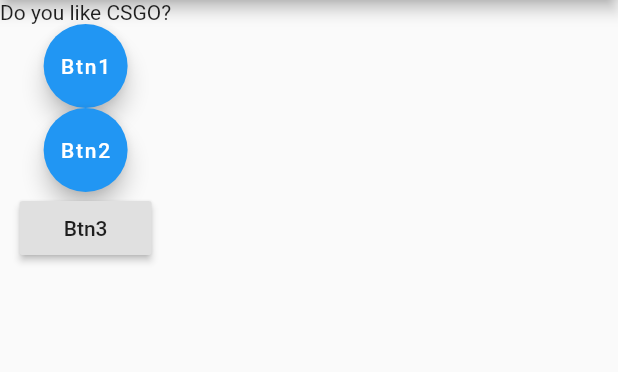
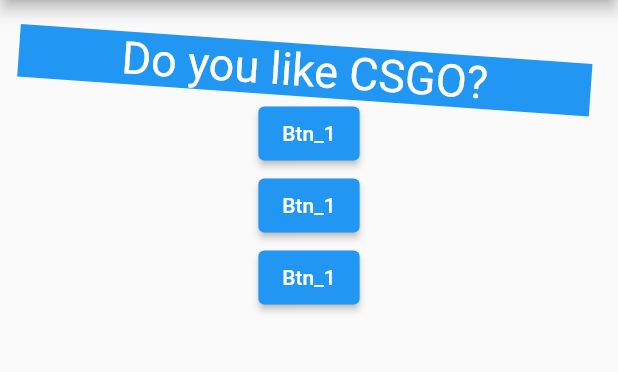
Before and after one commit to SourabhSuman007/FlutterBasic, a Flutter app: the screen it shows after launch, on a phone screen of 412 x 824 dp, the part 84-456 px from its top. Run offline on Flutter 3.47's test engine with Material 2 defaults, Android fonts, the phone set to English and light mode, and no system bars; missing offline and left inert: dart:ffi.

Commit message:
Added Answer.dart; used callback

```diff
--- /dev/null
+++ b/lib/answer.dart
@@ -0,0 +1,15 @@
+import 'package:flutter/material.dart';
+
+class Answer extends StatelessWidget {
+  final Function stateChanger;
+  Answer(this.stateChanger);
+  @override
+  Widget build(BuildContext context) {
+    return Container(
+      child: ElevatedButton(
+        child: Text('Btn_1'),
+        onPressed: stateChanger,
+      ),
+    );
+  }
+}
--- a/lib/main.dart
+++ b/lib/main.dart
@@ -1,6 +1,7 @@
 import 'package:flutter/material.dart';
 
 import './question.dart';
+import './answer.dart';
 
 void main() => runApp(MyApp());
 
@@ -14,8 +15,10 @@ class MyApp extends StatefulWidget {
 
 //void ts() => print("qwerty");
 class _MyAppState extends State<MyApp> {
+
   var _qIndex = 0;
-  void ansQ() {
+
+  void _ansQ() {
     setState(() {
       _qIndex = _qIndex + 1;
     });
@@ -39,24 +42,9 @@ class _MyAppState extends State<MyApp> {
           children: [
             //list
             Question(questions[_qIndex]),
-            FloatingActionButton(
-              child: Text('Btn1'),
-              onPressed: ansQ,
-            ),
-            FloatingActionButton(
-              child: Text('Btn2'),
-              onPressed: () {
-                //dsd
-                print('Btn2 pressed.');
-              },
-            ),
-            // ignore: deprecated_member_use
-            RaisedButton(
-              child: Text('Btn3'),
-              onPressed: () => {
-                print('Btn3 pressed.'),
-              },
-            ),
+            Answer(_ansQ),//callbacks
+            Answer(_ansQ),
+            Answer(_ansQ),
           ],
         ),
       ),
--- a/lib/question.dart
+++ b/lib/question.dart
@@ -1,3 +1,5 @@
+import 'dart:ffi';
+
 import 'package:flutter/material.dart';
 
 class Question extends StatelessWidget {
@@ -5,6 +7,19 @@ class Question extends StatelessWidget {
   Question(this.qStr);
   @override
   Widget build(BuildContext context) {
-    return Text(qStr);
+    return Container(
+      width: double.infinity,
+      color: Colors.blue,
+      transform: Matrix4.rotationZ(0.07),
+      margin: EdgeInsets.all(15),
+      child: Text(
+        qStr,
+        style: TextStyle(
+          fontSize: 30,
+          color: Colors.white,
+        ),
+        textAlign: TextAlign.center,
+      ),
+    );
   }
 }
```
